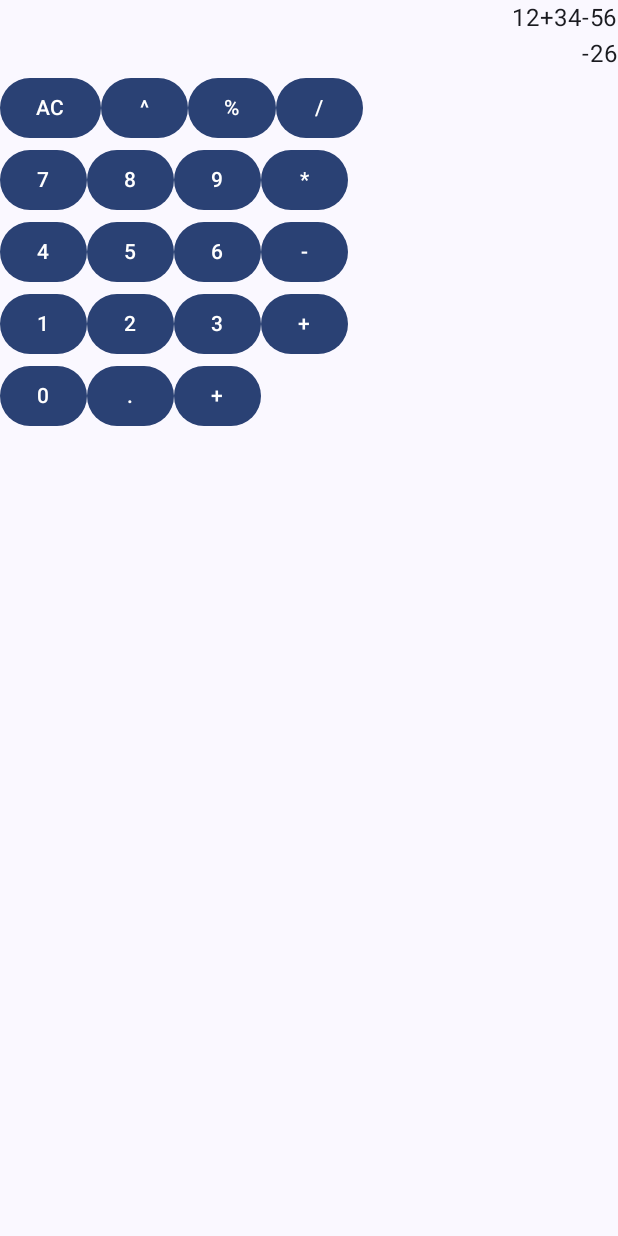
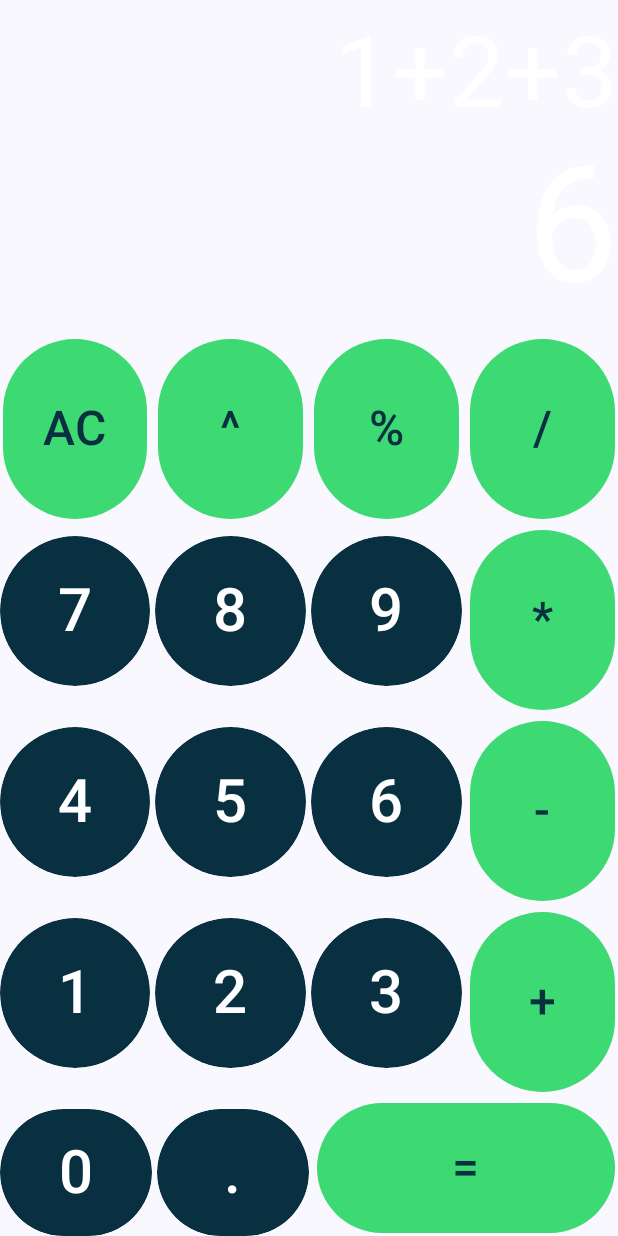
Before and after one commit to Aman0106/Calculator-Compose, an Android app built with Jetpack Compose: the screen it shows after launch (MainActivity), on a phone screen of 412 x 824 dp. Run offline under Robolectric (Android 15) with nearby library versions, the phone set to English and light mode, and no system bars.

Commit message:
Finnalized UI/UX

```diff
--- a/app/src/main/java/com/example/calculator_compose/MainActivity.kt
+++ b/app/src/main/java/com/example/calculator_compose/MainActivity.kt
@@ -1,6 +1,7 @@
 package com.example.calculator_compose
 
 import android.os.Bundle
+import android.view.WindowInsetsController
 import androidx.activity.ComponentActivity
 import androidx.activity.compose.setContent
 import androidx.compose.foundation.layout.fillMaxSize
@@ -10,6 +11,7 @@ import androidx.compose.material3.Text
 import androidx.compose.runtime.Composable
 import androidx.compose.ui.Modifier
 import androidx.compose.ui.tooling.preview.Preview
+import androidx.core.view.WindowCompat
 import com.example.calculator_compose.screens.MainScreen
 import com.example.calculator_compose.ui.theme.CalculatorComposeTheme
 
--- a/app/src/main/java/com/example/calculator_compose/composables/FunctionButtonComposable.kt
+++ b/app/src/main/java/com/example/calculator_compose/composables/FunctionButtonComposable.kt
@@ -1,21 +1,42 @@
 package com.example.calculator_compose.composables
 
+import androidx.compose.foundation.layout.height
+import androidx.compose.foundation.layout.padding
+import androidx.compose.foundation.layout.size
+import androidx.compose.foundation.layout.width
 import androidx.compose.material3.Button
+import androidx.compose.material3.ButtonDefaults
 import androidx.compose.material3.Text
 import androidx.compose.runtime.Composable
+import androidx.compose.ui.Modifier
+import androidx.compose.ui.graphics.Color
 import androidx.compose.ui.tooling.preview.Preview
+import androidx.compose.ui.unit.dp
+import androidx.compose.ui.unit.sp
+import com.example.calculator_compose.ui.theme.buttonFunctionColor
+import com.example.calculator_compose.ui.theme.buttonNumberColor
 
 @Composable
 fun FunctionButtonComposable(
-    txt: String
+    txt: String,
+    modifier: Modifier = Modifier,
+    txtColor:Color = buttonNumberColor,
+    containerColor: Color = buttonFunctionColor
 ) {
-    Button(onClick = { /*TODO*/ }) {
-        Text(text = txt)
+    Button(
+        onClick = { /*TODO*/ },
+        modifier = modifier
+            .padding(horizontal = 2.dp, vertical = 2.dp)
+            .height(120.dp),
+        colors = ButtonDefaults.buttonColors(containerColor = containerColor)
+
+    ) {
+        Text(text = txt, fontSize = 32.sp, color = txtColor)
     }
 }
 
 @Preview(showBackground = true)
 @Composable
 fun FunctionButtonComposablePreview () {
-    FunctionButtonComposable(txt = "+")
+    FunctionButtonComposable(txt = "AC")
 }
--- a/app/src/main/java/com/example/calculator_compose/composables/InputButtonsComposable.kt
+++ b/app/src/main/java/com/example/calculator_compose/composables/InputButtonsComposable.kt
@@ -1,53 +1,86 @@
 package com.example.calculator_compose.composables
 
+import androidx.compose.foundation.background
+import androidx.compose.foundation.layout.Arrangement
 import androidx.compose.foundation.layout.Column
 import androidx.compose.foundation.layout.Row
 import androidx.compose.foundation.layout.fillMaxSize
 import androidx.compose.foundation.layout.fillMaxWidth
+import androidx.compose.foundation.layout.size
 import androidx.compose.material3.Text
 import androidx.compose.runtime.Composable
 import androidx.compose.ui.Alignment
 import androidx.compose.ui.Modifier
+import androidx.compose.ui.graphics.Color
 import androidx.compose.ui.tooling.preview.Preview
+import androidx.compose.ui.unit.dp
+import com.example.calculator_compose.ui.theme.buttonFunctionColor
+import com.example.calculator_compose.ui.theme.buttonNumberColor
 
 @Composable
-fun InputButtonsComposable() {
+fun InputButtonsComposable(
+    rowSpacing: Int = 3,
+    colSpacing: Int = 3
+) {
     Column(
         modifier = Modifier
             .fillMaxSize(),
+        horizontalAlignment = Alignment.CenterHorizontally,
+        verticalArrangement = Arrangement.spacedBy(rowSpacing.dp),
+
     ) {
-        Row {
-            FunctionButtonComposable(txt = "AC")
-            FunctionButtonComposable(txt = "^")
-            FunctionButtonComposable(txt = "%")
-            FunctionButtonComposable(txt = "/")
+        Row (
+            modifier = Modifier
+                .fillMaxWidth(),
+            horizontalArrangement = Arrangement.spacedBy(colSpacing.dp)
+        ) {
+            FunctionButtonComposable(txt = "AC", modifier = Modifier.weight(1f))
+            FunctionButtonComposable(txt = "^", modifier = Modifier.weight(1f))
+            FunctionButtonComposable(txt = "%", modifier = Modifier.weight(1f))
+            FunctionButtonComposable(txt = "/", modifier = Modifier.weight(1f))
         }
 
-        Row {
-            NumberButtonComposable(txt = "7")
-            NumberButtonComposable(txt = "8")
-            NumberButtonComposable(txt = "9")
-            FunctionButtonComposable(txt = "*")
+        Row (
+            modifier = Modifier
+                .fillMaxWidth(),
+            horizontalArrangement = Arrangement.spacedBy(colSpacing.dp)
+        ){
+            NumberButtonComposable(txt = "7", modifier = Modifier.weight(1f))
+            NumberButtonComposable(txt = "8", modifier = Modifier.weight(1f))
+            NumberButtonComposable(txt = "9", modifier = Modifier.weight(1f))
+            FunctionButtonComposable(txt = "*", modifier = Modifier.weight(1f))
         }
 
-        Row {
-            NumberButtonComposable(txt = "4")
-            NumberButtonComposable(txt = "5")
-            NumberButtonComposable(txt = "6")
-            FunctionButtonComposable(txt = "-")
+        Row (
+            modifier = Modifier
+                .fillMaxWidth(),
+            horizontalArrangement = Arrangement.spacedBy(colSpacing.dp)
+        ) {
+            NumberButtonComposable(txt = "4", modifier = Modifier.weight(1f))
+            NumberButtonComposable(txt = "5", modifier = Modifier.weight(1f))
+            NumberButtonComposable(txt = "6", modifier = Modifier.weight(1f))
+            FunctionButtonComposable(txt = "-", modifier = Modifier.weight(1f))
         }
 
-        Row {
-            NumberButtonComposable(txt = "1")
-            NumberButtonComposable(txt = "2")
-            NumberButtonComposable(txt = "3")
-            FunctionButtonComposable(txt = "+")
+        Row (
+            modifier = Modifier
+                .fillMaxWidth(),
+            horizontalArrangement = Arrangement.spacedBy(colSpacing.dp)
+        ) {
+            NumberButtonComposable(txt = "1", modifier = Modifier.weight(1f))
+            NumberButtonComposable(txt = "2", modifier = Modifier.weight(1f))
+            NumberButtonComposable(txt = "3", modifier = Modifier.weight(1f))
+            FunctionButtonComposable(txt = "+", modifier = Modifier.weight(1f))
         }
 
-        Row {
-            NumberButtonComposable(txt = "0")
-            NumberButtonComposable(txt = ".")
-            FunctionButtonComposable(txt = "+")
+        Row (
+            modifier = Modifier
+                .fillMaxWidth(),
+            horizontalArrangement = Arrangement.spacedBy(colSpacing.dp)
+        ) {
+            NumberButtonComposable(txt = "0", modifier = Modifier.weight(1f))
+            NumberButtonComposable(txt = ".", modifier = Modifier.weight(1f))
+            FunctionButtonComposable(txt = "=", modifier = Modifier.weight(2f), containerColor = buttonFunctionColor, txtColor = buttonNumberColor)
         }
     }
 }
--- a/app/src/main/java/com/example/calculator_compose/composables/NumberButtonComposable.kt
+++ b/app/src/main/java/com/example/calculator_compose/composables/NumberButtonComposable.kt
@@ -1,19 +1,37 @@
 package com.example.calculator_compose.composables
 
+import androidx.compose.foundation.background
+import androidx.compose.foundation.layout.padding
+import androidx.compose.foundation.layout.size
+import androidx.compose.foundation.shape.CircleShape
 import androidx.compose.material3.Button
+import androidx.compose.material3.ButtonDefaults
 import androidx.compose.material3.Text
 import androidx.compose.runtime.Composable
+import androidx.compose.ui.Modifier
+import androidx.compose.ui.draw.clip
+import androidx.compose.ui.graphics.Color
 import androidx.compose.ui.tooling.preview.Preview
+import androidx.compose.ui.unit.dp
+import androidx.compose.ui.unit.sp
+import com.example.calculator_compose.ui.theme.buttonNumberColor
 
 @Composable
 fun NumberButtonComposable(
-    txt: String
+    txt: String,
+    modifier: Modifier = Modifier,
+    txtColor:Color = Color.White,
+    containerColor: Color = buttonNumberColor
 ) {
     Button(
         onClick = { /*TODO*/ },
-
+        modifier = modifier
+            .padding(top = 6.dp)
+            .clip(CircleShape)
+            .size(100.dp),
+        colors = ButtonDefaults.buttonColors(containerColor = containerColor)
     ) {
-        Text(text = txt)
+        Text(text = txt, fontSize = 40.sp, color = txtColor)
     }
 }
 
--- a/app/src/main/java/com/example/calculator_compose/composables/TextFieldsComposable.kt
+++ b/app/src/main/java/com/example/calculator_compose/composables/TextFieldsComposable.kt
@@ -2,21 +2,56 @@ package com.example.calculator_compose.composables
 
 import androidx.compose.foundation.layout.Column
 import androidx.compose.foundation.layout.fillMaxWidth
+import androidx.compose.foundation.layout.padding
+import androidx.compose.foundation.text.BasicTextField
+import androidx.compose.material3.ExperimentalMaterial3Api
+import androidx.compose.material3.LocalTextStyle
 import androidx.compose.material3.Text
+import androidx.compose.material3.TextField
+import androidx.compose.material3.TextFieldDefaults
 import androidx.compose.runtime.Composable
+import androidx.compose.runtime.getValue
+import androidx.compose.runtime.mutableStateOf
+import androidx.compose.runtime.remember
+import androidx.compose.runtime.setValue
 import androidx.compose.ui.Alignment
 import androidx.compose.ui.Modifier
+import androidx.compose.ui.graphics.Color
+import androidx.compose.ui.text.input.TextFieldValue
+import androidx.compose.ui.text.style.TextAlign
 import androidx.compose.ui.tooling.preview.Preview
+import androidx.compose.ui.unit.dp
+import androidx.compose.ui.unit.sp
 
+@OptIn(ExperimentalMaterial3Api::class)
 @Composable
 fun TextFieldsComposable() {
+    var inputText by remember {
+        mutableStateOf("1+2+3")
+    }
     Column(
         modifier = Modifier
-            .fillMaxWidth(),
+            .fillMaxWidth()
+            .padding(top = 10.dp),
         horizontalAlignment = Alignment.End
     ) {
-        Text(text = "12+34-56")
-        Text(text = "-26")
+
+            Text(
+                text = inputText,
+                style = LocalTextStyle.current.copy(
+                    fontSize = 66.sp,
+                    color = Color.White,
+                    textAlign = TextAlign.Right,
+                )
+            )
+            Text(
+                text = "6",
+                style = LocalTextStyle.current.copy(
+                    fontSize = 108.sp,
+                    color = Color.White,
+                    textAlign = TextAlign.Right,
+                )
+            )
     }
 }
 
--- a/app/src/main/java/com/example/calculator_compose/screens/MainScreen.kt
+++ b/app/src/main/java/com/example/calculator_compose/screens/MainScreen.kt
@@ -1,16 +1,28 @@
 package com.example.calculator_compose.screens
 
+import androidx.compose.foundation.background
 import androidx.compose.foundation.layout.Column
+import androidx.compose.foundation.layout.Spacer
+import androidx.compose.foundation.layout.fillMaxSize
+import androidx.compose.foundation.layout.height
 import androidx.compose.material3.Text
 import androidx.compose.runtime.Composable
+import androidx.compose.ui.Modifier
+import androidx.compose.ui.graphics.Color
 import androidx.compose.ui.tooling.preview.Preview
+import androidx.compose.ui.unit.dp
 import com.example.calculator_compose.composables.InputButtonsComposable
 import com.example.calculator_compose.composables.TextFieldsComposable
 
 @Composable
 fun MainScreen() {
-    Column {
+    Column(
+        modifier = Modifier
+            .fillMaxSize()
+
+    ) {
         TextFieldsComposable()
+        Spacer(modifier = Modifier.height(10.dp))
         InputButtonsComposable()
     }
 }
--- a/app/src/main/java/com/example/calculator_compose/ui/theme/Color.kt
+++ b/app/src/main/java/com/example/calculator_compose/ui/theme/Color.kt
@@ -9,3 +9,6 @@ val Pink80 = Color(0xFFEFB8C8)
 val Purple40 = Color(0xFF6650a4)
 val PurpleGrey40 = Color(0xFF625b71)
 val Pink40 = Color(0xFF7D5260)
+
+val buttonFunctionColor = Color(0xFF3DD973)
+val buttonNumberColor = Color(0xFF083040)
--- a/build.gradle.kts
+++ b/build.gradle.kts
@@ -1,5 +1,5 @@
 // Top-level build file where you can add configuration options common to all sub-projects/modules.
 plugins {
-    id("com.android.application") version "8.1.1" apply false
+    id("com.android.application") version "8.1.2" apply false
     id("org.jetbrains.kotlin.android") version "1.8.10" apply false
 }
```
